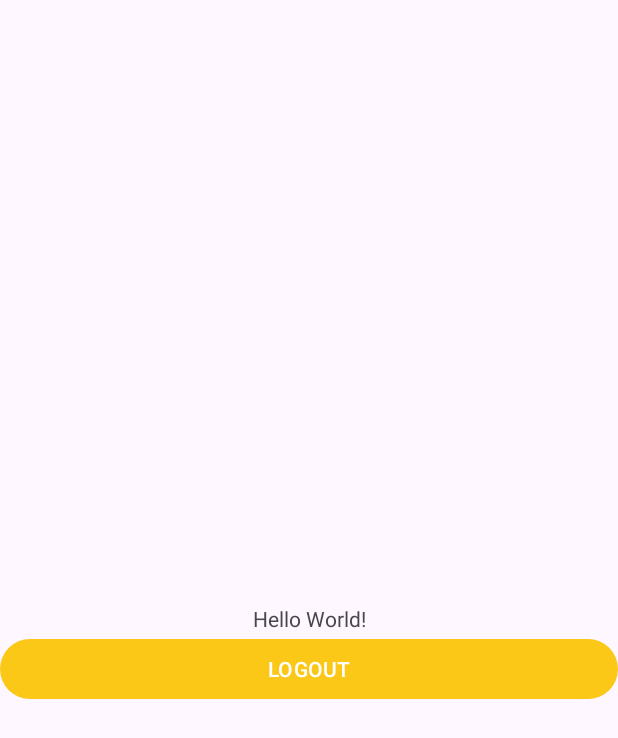
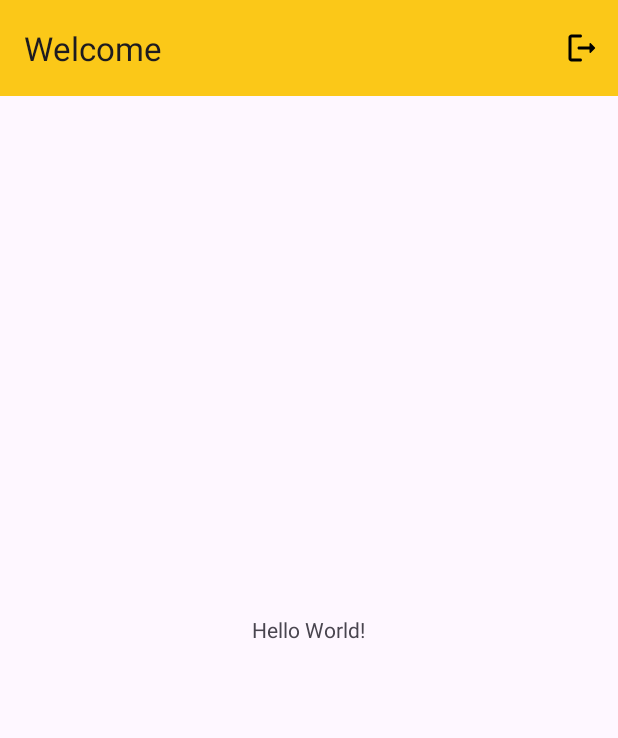
Before and after one commit to gilangnr/story-app-dicoding, an Android app: the MainActivity screen opened directly, with no data from a screen before it, on a phone screen of 412 x 824 dp. Shown: the top 738 px of the screen. Run offline under Robolectric (Android 15) with nearby library versions, the phone set to English and light mode, and no system bars; 1 statement that could not run was skipped.

Commit message:
add toolbar in main

```diff
--- a/app/src/main/AndroidManifest.xml
+++ b/app/src/main/AndroidManifest.xml
@@ -22,6 +22,9 @@
             android:exported="false" />
         <activity
             android:name=".ui.welcome.WelcomeActivity"
+            android:exported="true"/>
+        <activity
+            android:name=".MainActivity"
             android:exported="true">
             <intent-filter>
                 <action android:name="android.intent.action.MAIN" />
@@ -29,9 +32,6 @@
                 <category android:name="android.intent.category.LAUNCHER" />
             </intent-filter>
         </activity>
-        <activity
-            android:name=".MainActivity"
-            android:exported="false" />
     </application>
 
 </manifest>
--- a/app/src/main/java/com/example/storyappdicoding/MainActivity.kt
+++ b/app/src/main/java/com/example/storyappdicoding/MainActivity.kt
@@ -2,13 +2,17 @@ package com.example.storyappdicoding
 
 import android.content.Intent
 import android.os.Bundle
+import android.view.Menu
+import android.view.MenuItem
 import androidx.activity.enableEdgeToEdge
+import androidx.appcompat.app.AlertDialog
 import androidx.appcompat.app.AppCompatActivity
 import androidx.core.view.ViewCompat
 import androidx.core.view.WindowInsetsCompat
 import com.example.storyappdicoding.databinding.ActivityMainBinding
 import com.example.storyappdicoding.pref.SessionManager
 import com.example.storyappdicoding.ui.login.LoginActivity
+import com.example.storyappdicoding.ui.welcome.WelcomeActivity
 
 class MainActivity : AppCompatActivity() {
 
@@ -21,6 +25,8 @@ class MainActivity : AppCompatActivity() {
         setContentView(binding.root)
 
         sessionManager = SessionManager(this)
+        val toolbar = binding.toolbar
+        setSupportActionBar(toolbar)
         ViewCompat.setOnApplyWindowInsetsListener(findViewById(R.id.main)) { v, insets ->
             val systemBars = insets.getInsets(WindowInsetsCompat.Type.systemBars())
             v.setPadding(systemBars.left, systemBars.top, systemBars.right, systemBars.bottom)
@@ -34,9 +40,35 @@ class MainActivity : AppCompatActivity() {
             binding.txtToken.text = "Welcome, your token is: $token"
         }
 
-        binding.btnLogout.setOnClickListener {
-            logout()
+    }
+
+    override fun onCreateOptionsMenu(menu: Menu?): Boolean {
+        menuInflater.inflate(R.menu.menu_main, menu)
+        return super.onCreateOptionsMenu(menu)
+    }
+
+    override fun onOptionsItemSelected(item: MenuItem): Boolean {
+        return when(item.itemId) {
+            R.id.action_logout -> {
+                showLogoutConfirmation()
+                true
+            }
+            else -> super.onOptionsItemSelected(item)
         }
+    }
+
+    private fun showLogoutConfirmation() {
+        AlertDialog.Builder(this)
+            .setTitle("Confirm Logout")
+            .setMessage("Are you sure you want to logout?")
+            .setPositiveButton("Yes") { dialog, _ ->
+                logout()
+                dialog.dismiss()
+            }
+            .setNegativeButton("No") { dialog, _ ->
+                dialog.dismiss()
+            }
+            .show()
     }
 
     private fun logout() {
@@ -45,7 +77,7 @@ class MainActivity : AppCompatActivity() {
     }
 
     private fun navigateToLogin() {
-        val intent = Intent(this, LoginActivity::class.java)
+        val intent = Intent(this, WelcomeActivity::class.java)
         startActivity(intent)
         finish()
     }
--- /dev/null
+++ b/app/src/main/res/drawable/round_logout_24.xml
@@ -0,0 +1,7 @@
+<vector xmlns:android="http://schemas.android.com/apk/res/android" android:autoMirrored="true" android:height="24dp" android:tint="#000000" android:viewportHeight="24" android:viewportWidth="24" android:width="24dp">
+
+    <path android:fillColor="@android:color/white" android:pathData="M5,5h6c0.55,0 1,-0.45 1,-1v0c0,-0.55 -0.45,-1 -1,-1H5C3.9,3 3,3.9 3,5v14c0,1.1 0.9,2 2,2h6c0.55,0 1,-0.45 1,-1v0c0,-0.55 -0.45,-1 -1,-1H5V5z"/>
+
+    <path android:fillColor="@android:color/white" android:pathData="M20.65,11.65l-2.79,-2.79C17.54,8.54 17,8.76 17,9.21V11h-7c-0.55,0 -1,0.45 -1,1v0c0,0.55 0.45,1 1,1h7v1.79c0,0.45 0.54,0.67 0.85,0.35l2.79,-2.79C20.84,12.16 20.84,11.84 20.65,11.65z"/>
+
+</vector>
--- a/app/src/main/res/layout/activity_main.xml
+++ b/app/src/main/res/layout/activity_main.xml
@@ -1,5 +1,5 @@
 <?xml version="1.0" encoding="utf-8"?>
-<androidx.constraintlayout.widget.ConstraintLayout xmlns:android="http://schemas.android.com/apk/res/android"
+<androidx.coordinatorlayout.widget.CoordinatorLayout xmlns:android="http://schemas.android.com/apk/res/android"
     xmlns:app="http://schemas.android.com/apk/res-auto"
     xmlns:tools="http://schemas.android.com/tools"
     android:id="@+id/main"
@@ -7,22 +7,19 @@
     android:layout_height="match_parent"
     tools:context=".MainActivity">
 
+    <androidx.appcompat.widget.Toolbar
+        android:id="@+id/toolbar"
+        android:layout_width="match_parent"
+        android:layout_height="?attr/actionBarSize"
+        android:background="?attr/colorPrimary"
+        app:title="Welcome" />
+
     <TextView
         android:id="@+id/txt_token"
         android:layout_width="wrap_content"
         android:layout_height="wrap_content"
-        android:text="Hello World!"
-        app:layout_constraintBottom_toBottomOf="parent"
-        app:layout_constraintEnd_toEndOf="parent"
-        app:layout_constraintStart_toStartOf="parent"
-        app:layout_constraintTop_toTopOf="parent" />
+        android:layout_gravity="center"
+        android:layout_marginTop="16dp"
+        android:text="Hello World!" />
 
-    <Button
-        android:id="@+id/btn_logout"
-        android:layout_width="match_parent"
-        android:layout_height="wrap_content"
-        android:text="LOGOUT"
-        app:layout_constraintTop_toBottomOf="@id/txt_token"
-        app:layout_constraintStart_toStartOf="parent"/>
-
-</androidx.constraintlayout.widget.ConstraintLayout>
+</androidx.coordinatorlayout.widget.CoordinatorLayout>
--- /dev/null
+++ b/app/src/main/res/menu/menu_main.xml
@@ -0,0 +1,9 @@
+<?xml version="1.0" encoding="utf-8"?>
+<menu xmlns:android="http://schemas.android.com/apk/res/android"
+    xmlns:app="http://schemas.android.com/apk/res-auto">
+    <item
+        android:id="@+id/action_logout"
+        android:title="Logout"
+        android:icon="@drawable/round_logout_24"
+        app:showAsAction="ifRoom"/>
+</menu>
```
